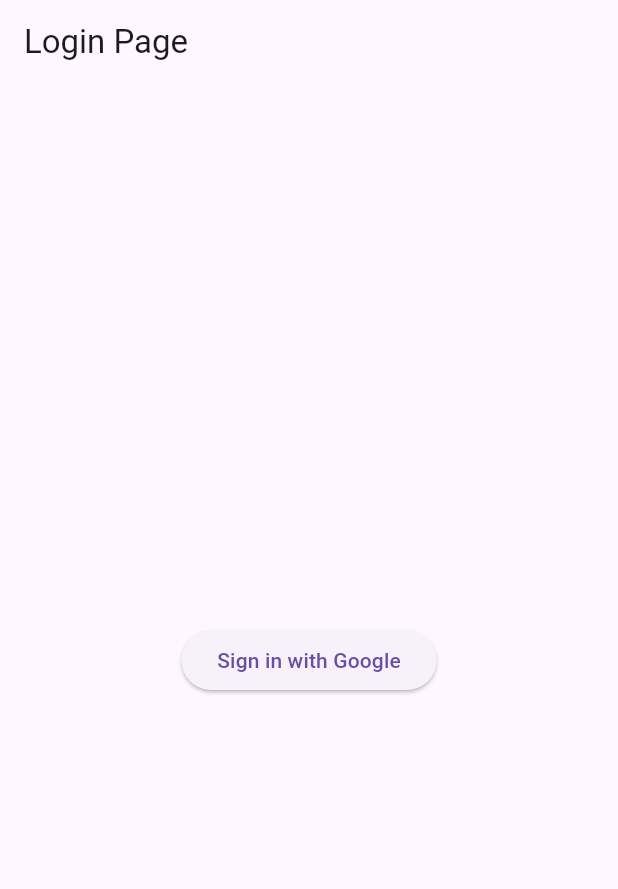
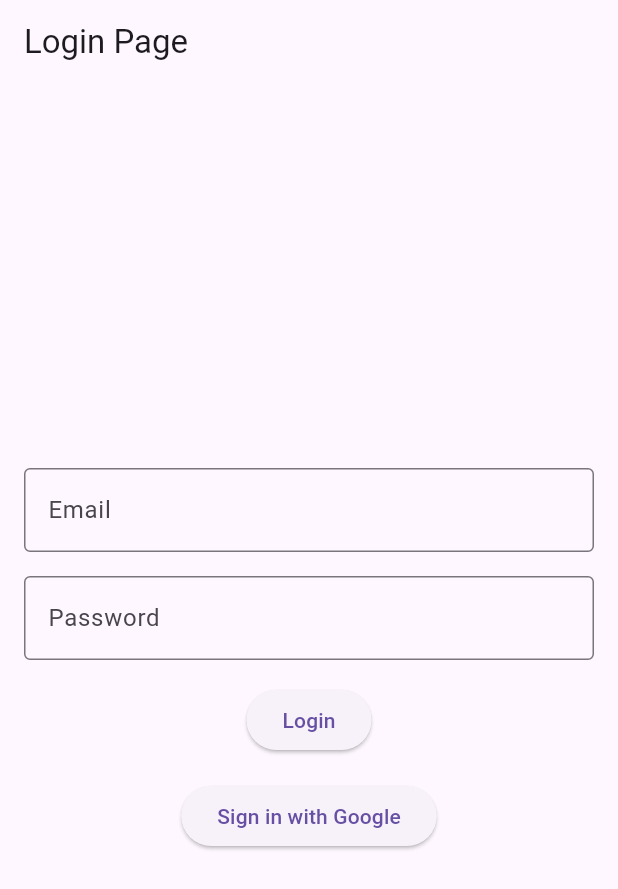
Before and after one commit to Acacian/Flutter-login, a Flutter app: the screen it shows after launch, after a tap on "Sign in with Google", on a phone screen of 412 x 824 dp. Shown: the top 889 px of the screen. Run offline on Flutter 3.47's test engine with Material 3 defaults, Android fonts, the phone set to English and light mode, and no system bars; our stand-ins replace cloud_firestore, firebase_auth, firebase_core, google_sign_in, logger; accounts and stored records are empty; generated files the repository leaves out were written again.

Commit message:
login & auth

```diff
--- a/lib/Container/auth.dart
+++ b/lib/Container/auth.dart
@@ -17,16 +17,48 @@
 }
 
 class _LoginState extends State<Loginpage> {
+  late TextEditingController _loginController;
+  late TextEditingController _emailController;
+  late TextEditingController _passwordController;
+
   @override
   Widget build(BuildContext context) {
     return Scaffold(
       appBar: AppBar(
+        leading: null,
         title: const Text('Login Page'),
       ),
       body: Center(
+        child: Padding(
+          padding: const EdgeInsets.all(16.0),
           child: Column(
             mainAxisAlignment: MainAxisAlignment.center,
-          children: <Widget>[
+            children: [
+              TextField(
+                controller: _emailController,
+                keyboardType: TextInputType.emailAddress,
+                decoration: const InputDecoration(
+                  hintText: 'Email',
+                  border: OutlineInputBorder(),
+                ),
+              ),
+              const SizedBox(height: 16.0),
+              TextField(
+                controller: _passwordController,
+                obscureText: true,
+                decoration: const InputDecoration(
+                  hintText: 'Password',
+                  border: OutlineInputBorder(),
+                ),
+              ),
+              const SizedBox(height: 16.0),
+              ElevatedButton(
+                onPressed: () {
+                  _login();
+                },
+                child: const Text('Login'),
+              ),
+              const SizedBox(height: 16.0),
               ElevatedButton(
                 onPressed: () {
                   signInWithGoogle(context);
@@ -36,7 +68,62 @@
             ],
           ),
         ),
+      ),
     );
+  }
+
+// 기본 CRUD
+  @override
+  void initState() {
+    super.initState();
+    _loginController = TextEditingController();
+    _emailController = TextEditingController();
+    _passwordController = TextEditingController();
+  }
+
+  @override
+  void dispose() {
+    _loginController.dispose();
+    _emailController.dispose();
+    _passwordController.dispose();
+    super.dispose();
+  }
+
+  void _createUsers() {
+    var db = FirebaseFirestore.instance;
+    db.collection('Users').add({
+      'id': _loginController.text,
+      'is_login': false,
+      'nickname': _loginController.text,
+      'pw': _loginController.text,
+      'rankpoint': 500,
+      'createTime': Timestamp.now(),
+    });
+  }
+
+  void _login() {
+    var db = FirebaseFirestore.instance;
+    db
+        .collection('Users')
+        .where('id', isEqualTo: _emailController.text)
+        .get()
+        .then((value) {
+      if (value.docs.isEmpty) {
+        Logger().e('No User');
+      } else {
+        for (var element in value.docs) {
+          if (element['pw'] == _passwordController.text) {
+            Logger().i('Login Success');
+            Navigator.push(
+              context,
+              MaterialPageRoute(builder: (context) => const home.Home()),
+            );
+          } else {
+            Logger().e('Login Fail');
+          }
+        }
+      }
+    });
   }
 
   //Oauth : Google
@@ -84,6 +171,15 @@
             }
           });
         }
+        //* 만약 기존의 유저라면, 로그인 시간을 업데이트
+        else {
+          var db = FirebaseFirestore.instance;
+          db.collection('Users').doc(user?.uid).update({
+            'is_login': true,
+            'createTime': Timestamp.now(),
+          });
+        }
+
         // 모든 과정을 거치면 홈화면으로 이동.
         //! mounted를 통해 user정보가 null이 아닐 때 화면연동
         if (user != null && context.mounted) {
```
Also changed, not shown: lib/Container/home.dart (+95 -3 lines). Lines whose indentation alone changed are shown as unchanged.
